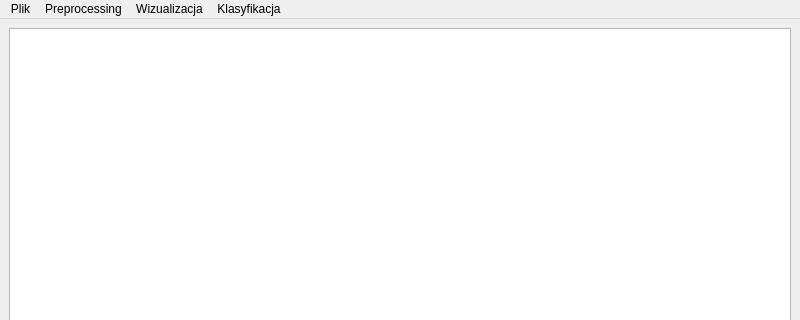
antoninastefanowska/PyQtDataAnalyzer, file ui/mainwindow.ui: the form before one commit; both pictures show x 0 to 800 and y 0 to 320 of the 800 by 600 pixel window.
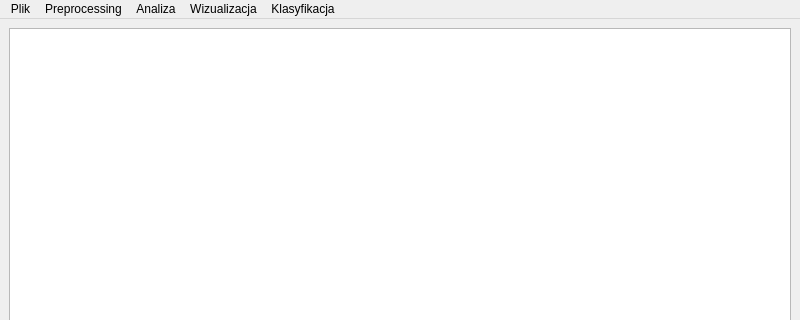
The form after the commit.

Patch:
```diff
--- a/ui/mainwindow.ui
+++ b/ui/mainwindow.ui
@@ -100,8 +100,16 @@
     <addaction name="menuTestuj_klasyfikacj"/>
     <addaction name="menuTestuj_wp_yw_parametr_w"/>
    </widget>
+   <widget class="QMenu" name="menuAnaliza">
+    <property name="title">
+     <string>Analiza</string>
+    </property>
+    <addaction name="actionHighlightEndValues"/>
+    <addaction name="actionCompareColumns"/>
+   </widget>
    <addaction name="menuPlik"/>
    <addaction name="menuDane"/>
+   <addaction name="menuAnaliza"/>
    <addaction name="menuWizualizacja"/>
    <addaction name="menuKlasyfikacja"/>
   </widget>
```
Left out of the diff: 26 changed lines with no effect on the pictures.
